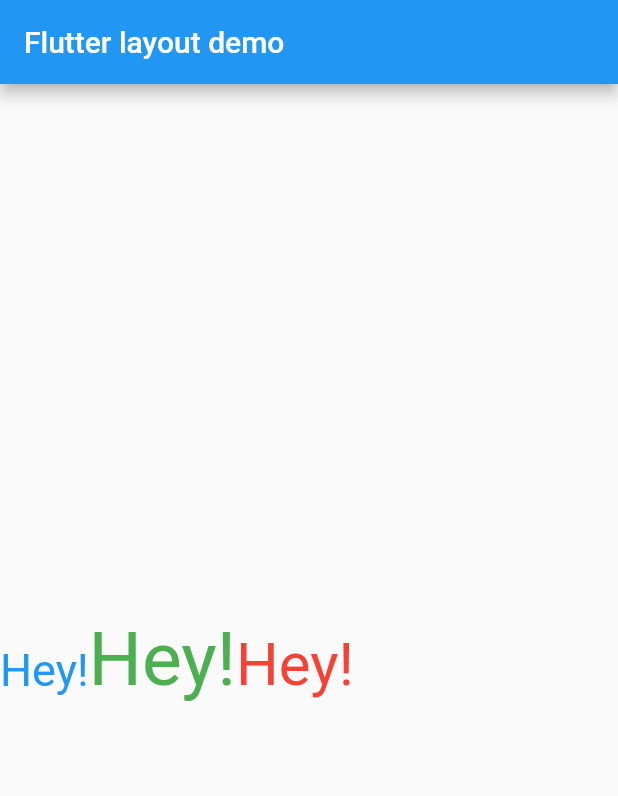
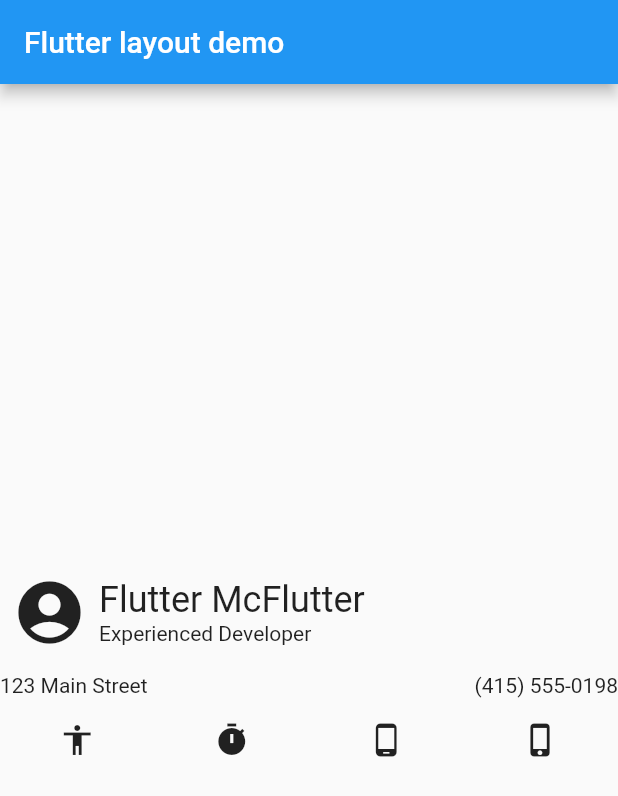
Before and after one commit to sundalei/layout_demo, a Flutter app: the screen it shows after launch, on a phone screen of 412 x 824 dp. Shown: the top 796 px of the screen. Run offline on Flutter 3.47's test engine with Material 2 defaults, Android fonts, the phone set to English and light mode, and no system bars; Roboto replaces fonts that are missing (Futura).

Commit message:
business card display.

```diff
--- a/lib/main.dart
+++ b/lib/main.dart
@@ -28,33 +28,57 @@ class MyApp extends StatelessWidget {
 class MyWidget extends StatelessWidget {
   @override
   Widget build(BuildContext context) {
-    return Row(
-      crossAxisAlignment: CrossAxisAlignment.baseline,
-      textBaseline: TextBaseline.alphabetic,
+    return Column(
+      mainAxisSize: MainAxisSize.min,
+      crossAxisAlignment: CrossAxisAlignment.stretch,
       children: [
-        Text(
-          'Hey!',
-          style: TextStyle(
-            fontSize: 30,
-            fontFamily: 'Futura',
-            color: Colors.blue,
+        Row(children: [
+          Padding(
+            padding: const EdgeInsets.all(8.0),
+            child: Icon(
+              Icons.account_circle,
+              size: 50,
+            ),
           ),
+          Column(
+            mainAxisSize: MainAxisSize.min,
+            crossAxisAlignment: CrossAxisAlignment.start,
+            children: [
+              Text(
+                'Flutter McFlutter',
+                style: Theme.of(context).textTheme.headline5,
+              ),
+              Text(
+                'Experienced Developer',
+              ),
+            ],
+          )
+        ]),
+        SizedBox(
+          height: 8,
         ),
-        Text(
-          'Hey!',
-          style: TextStyle(
-            fontSize: 50,
-            fontFamily: 'Futura',
-            color: Colors.green,
-          ),
+        Row(
+          mainAxisAlignment: MainAxisAlignment.spaceBetween,
+          children: [
+            Text(
+              '123 Main Street',
+            ),
+            Text(
+              '(415) 555-0198',
+            ),
+          ],
         ),
-        Text(
-          'Hey!',
-          style: TextStyle(
-            fontSize: 40,
-            fontFamily: 'Futura',
-            color: Colors.red,
-          ),
+        SizedBox(
+          height: 16,
+        ),
+        Row(
+          mainAxisAlignment: MainAxisAlignment.spaceAround,
+          children: [
+            Icon(Icons.accessibility),
+            Icon(Icons.timer),
+            Icon(Icons.phone_android),
+            Icon(Icons.phone_iphone),
+          ],
         ),
       ],
     );
```
